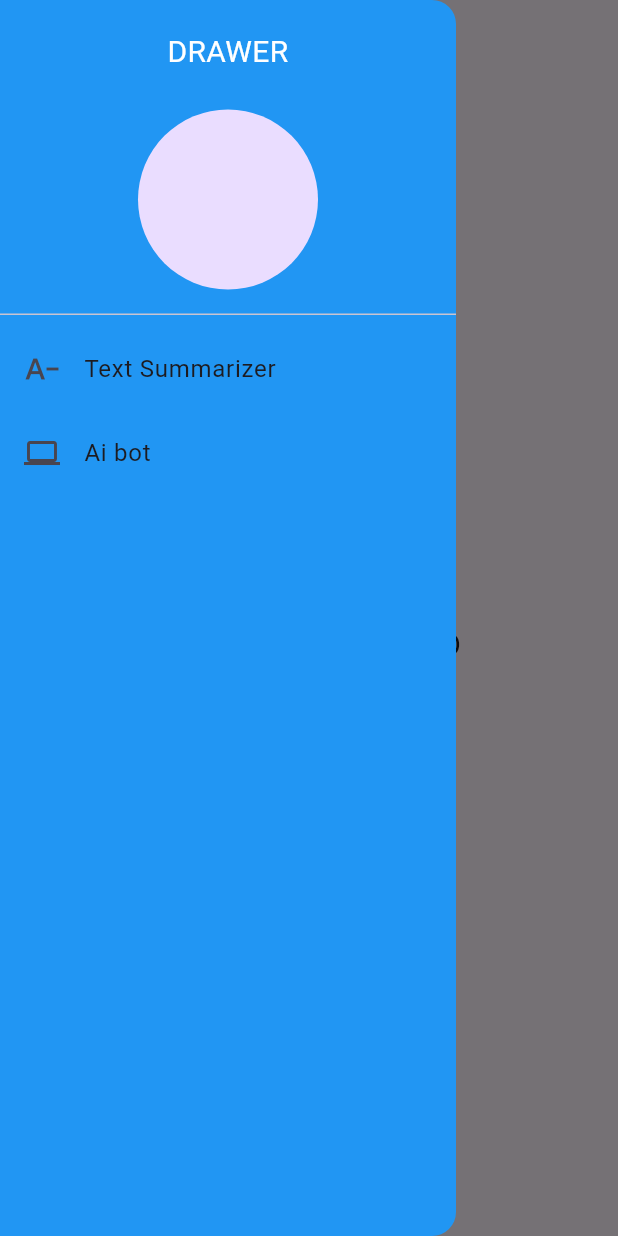
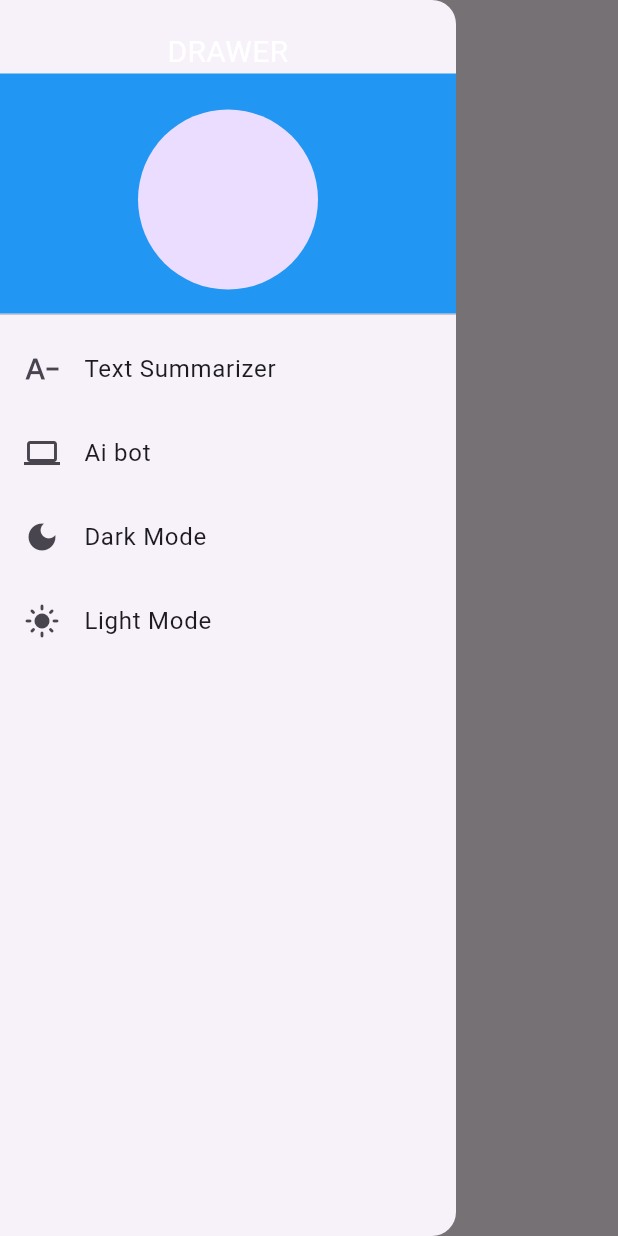
Before and after one commit to Saumya-sura/GEMINI, a Flutter app: the screen it shows after launch, with the side drawer open, on a phone screen of 412 x 824 dp. Run offline on Flutter 3.47's test engine with Material 3 defaults, Android fonts, the phone set to English and light mode, and no system bars; our stand-ins replace flutter_dotenv, flutter_spinkit, image_picker, percent_indicator; missing offline and left inert: feedback.

Commit message:
Error for path

```diff
--- a/lib/TextSummarizer.dart
+++ b/lib/TextSummarizer.dart
@@ -2,8 +2,11 @@ import 'dart:convert';
 import 'package:flutter/material.dart';
 import 'package:flutter_dotenv/flutter_dotenv.dart';
 import 'package:googleio/drawer.dart';
+import 'package:googleio/main.dart';
 import 'package:http/http.dart' as http;
 import 'package:percent_indicator/circular_percent_indicator.dart';
+import 'package:provider/provider.dart';
+import 'theme_notifier.dart'; // Import the ThemeNotifier
 
 class Textsummarizer extends StatefulWidget {
   const Textsummarizer({super.key});
@@ -66,8 +69,9 @@ class _TextsummarizerState extends State<Textsummarizer> {
       appBar: AppBar(
         title: Text('Text Summarizer'),
       ),
+      drawer: AppDrawer(onThemeChange: (ThemeMode ) {
 
-      drawer: AppDrawer(),
+       },),
       body: Padding(
         padding: EdgeInsets.all(20),
         child: ListView(
@@ -94,7 +98,8 @@ class _TextsummarizerState extends State<Textsummarizer> {
               },
               child: Text("Summarize"),
             ),
-            scanning ? CircularPercentIndicator(
+            scanning
+                ? CircularPercentIndicator(
                     radius: 50,
                     addAutomaticKeepAlive: true,
                     animateFromLastPercent: true,
@@ -104,7 +109,8 @@ class _TextsummarizerState extends State<Textsummarizer> {
                     percent: 1,
                     center: Text("Summarizing"),
                     progressColor: Colors.blue,
-            ) : SelectableText(summary),
+                  )
+                : SelectableText(summary),
             SizedBox(
               height: 10,
             ),
--- a/lib/drawer.dart
+++ b/lib/drawer.dart
@@ -1,17 +1,23 @@
-// app_drawer.dart
 import 'package:flutter/material.dart';
 
 class AppDrawer extends StatelessWidget {
+  final Function(ThemeMode) onThemeChange;
+
+  AppDrawer({required this.onThemeChange});
+
   @override
   Widget build(BuildContext context) {
     return Drawer(
-      backgroundColor: Colors.blue,
       child: ListView(
         children: [
           SizedBox(height: 20),
-          Text("DRAWER", textAlign: TextAlign.center, style: TextStyle(fontSize: 20, color: Colors.white)),
+          Text(
+            "DRAWER",
+            textAlign: TextAlign.center,
+            style: TextStyle(fontSize: 20, color: Colors.white),
+          ),
           DrawerHeader(
-            decoration: BoxDecoration(),
+            decoration: BoxDecoration(color: Colors.blue),
             child: Padding(
               padding: const EdgeInsets.all(8.0),
               child: CircleAvatar(
@@ -34,7 +40,20 @@ class AppDrawer extends StatelessWidget {
               Navigator.pushNamed(context, '/imageDecoder');
             },
           ),
-
+          ListTile(
+            title: Text("Dark Mode"),
+            leading: Icon(Icons.dark_mode),
+            onTap: () {
+              onThemeChange(ThemeMode.dark);
+            },
+          ),
+          ListTile(
+            title: Text("Light Mode"),
+            leading: Icon(Icons.light_mode),
+            onTap: () {
+              onThemeChange(ThemeMode.light);
+            },
+          ),
 
         ],
       ),
--- a/lib/googlebot.dart
+++ b/lib/googlebot.dart
@@ -3,6 +3,7 @@ import 'dart:io';
 import 'package:flutter/material.dart';
 import 'package:flutter_dotenv/flutter_dotenv.dart';
 import 'package:flutter_spinkit/flutter_spinkit.dart';
+import 'package:googleio/drawer.dart';
 import 'package:image_picker/image_picker.dart';
 import 'package:http/http.dart' as http;
 
@@ -110,7 +111,7 @@ class _ImageChatState extends State<ImageChat> {
           SizedBox(width: 10),
         ],
       ),
-      drawer: Drawer(),
+      drawer: AppDrawer(onThemeChange: (ThemeMode ) {  },),
       body: Padding(
         padding: const EdgeInsets.all(20.0),
         child: ListView(
--- a/lib/main.dart
+++ b/lib/main.dart
@@ -1,28 +1,40 @@
 import 'package:flutter/material.dart';
-import 'package:flutter_dotenv/flutter_dotenv.dart';
-import 'package:googleio/TextSummarizer.dart';
-import 'package:googleio/googlebot.dart';
-import 'package:googleio/splashscreen.dart';
-void main() async{
+import 'package:googleio/drawer.dart';
+
+
+void main() {
   runApp(MyAPP());
-  await dotenv.load(fileName: "lib/.env"  );
 }
-class MyAPP extends StatelessWidget {
-  const MyAPP({super.key});
+
+class MyAPP extends StatefulWidget {
+  @override
+  _MyAPPState createState() => _MyAPPState();
+}
+
+class _MyAPPState extends State<MyAPP> {
+  ThemeMode _themeMode = ThemeMode.system;
+
+  void _changeTheme(ThemeMode themeMode) {
+    setState(() {
+      _themeMode = themeMode;
+    });
+  }
 
   @override
   Widget build(BuildContext context) {
-    return  MaterialApp(
-      title: 'Google IO',
-      theme: ThemeData(
-        primarySwatch: Colors.blue,
+    return MaterialApp(
+      theme: ThemeData.light(),
+      darkTheme: ThemeData.dark(),
+      themeMode: _themeMode,
+      home: Scaffold(
+        appBar: AppBar(
+          title: Text('Drawer Example'),
+        ),
+        drawer: AppDrawer(onThemeChange: _changeTheme),
+        body: Center(
+          child: Text('Home Page'),
+        ),
       ),
-      home: Splash(),
-      routes: {
-
-        '/textsummarizer': (context) => Textsummarizer(),
-        '/imageDecoder': (context) => ImageChat(),
-      },
     );
   }
 }
--- a/lib/splashscreen.dart
+++ b/lib/splashscreen.dart
@@ -10,7 +10,7 @@ class Splash  extends StatelessWidget {
       appBar: AppBar(
         title: Text('Google IO'),
       ),
-      drawer: AppDrawer(),
+      drawer: AppDrawer(onThemeChange: (ThemeMode ) {  },),
       body: Center(
         child: Column(
           mainAxisAlignment: MainAxisAlignment.center,
--- a/pubspec.yaml
+++ b/pubspec.yaml
@@ -45,6 +45,9 @@ dependencies:
   flutter_dotenv: ^5.1.0
   flutter_spinkit: ^5.2.1
   percent_indicator: ^4.2.3
+  flutter_animated_icons: ^1.0.1
+  feedback: ^3.1.0
+  provider: ^6.1.2
 
 dev_dependencies:
   flutter_test:
```
Also changed, not shown: lib/feedback.dart (added, +41 -0 lines), lib/theme_notifier.dart (added, +12 -0 lines), pubspec.lock, 2 other files. Lines whose indentation alone changed are shown as unchanged.
